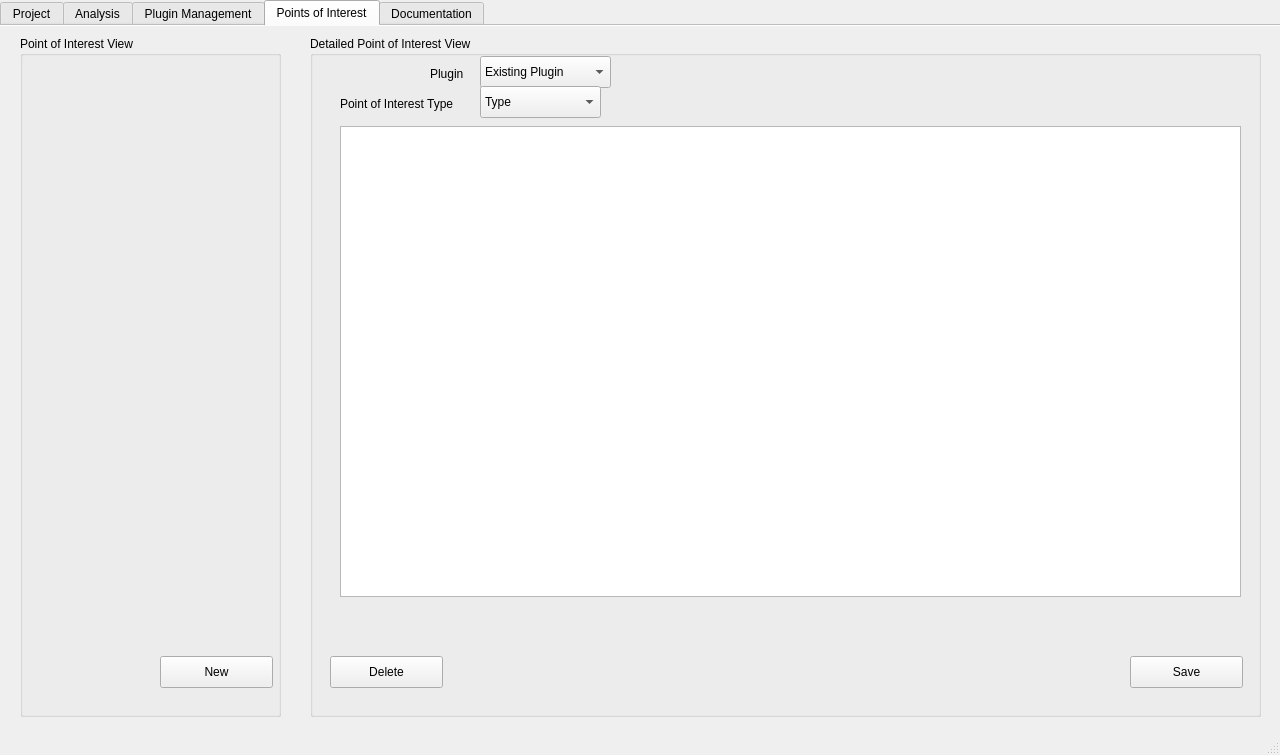
maurygrin/Software-Project-Team9, file main.ui: the form before one commit.
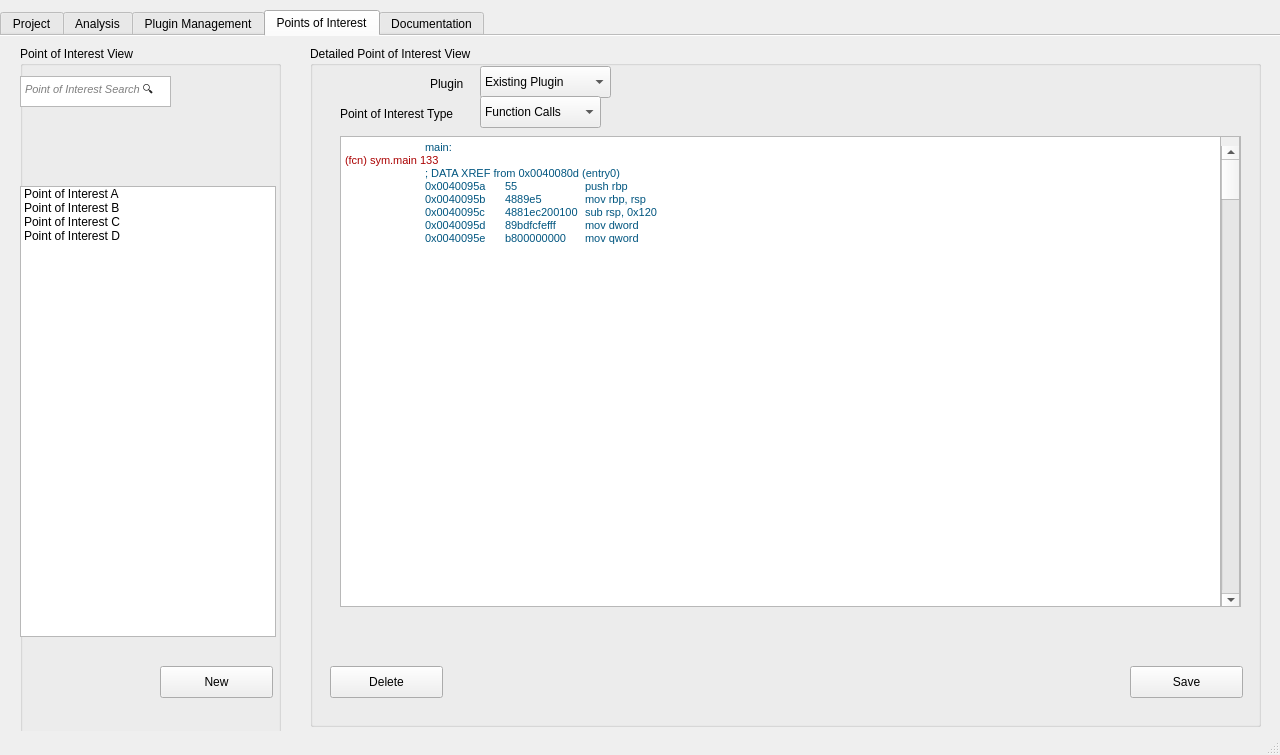
The form after the commit. The open tabs and pages were chosen to show the change.

Commit message:
Updated POI tab
- Hard coded example
- Search Bar
- Point of Interest A-D

```diff
--- a/main.ui
+++ b/main.ui
@@ -18,7 +18,7 @@
     <property name="geometry">
      <rect>
       <x>0</x>
-      <y>0</y>
+      <y>10</y>
       <width>1281</width>
       <height>721</height>
      </rect>
@@ -834,7 +834,7 @@
         <x>20</x>
         <y>10</y>
         <width>261</width>
-        <height>681</height>
+        <height>721</height>
        </rect>
       </property>
       <property name="title">
@@ -853,6 +853,53 @@
         <string>New</string>
        </property>
       </widget>
+      <widget class="QListWidget" name="listWidget">
+       <property name="geometry">
+        <rect>
+         <x>0</x>
+         <y>140</y>
+         <width>256</width>
+         <height>451</height>
+        </rect>
+       </property>
+       <item>
+        <property name="text">
+         <string>Point of Interest A</string>
+        </property>
+       </item>
+       <item>
+        <property name="text">
+         <string>Point of Interest B</string>
+        </property>
+       </item>
+       <item>
+        <property name="text">
+         <string>Point of Interest C</string>
+        </property>
+       </item>
+       <item>
+        <property name="text">
+         <string>Point of Interest D</string>
+        </property>
+       </item>
+      </widget>
+      <widget class="QTextEdit" name="poiSearch">
+       <property name="geometry">
+        <rect>
+         <x>0</x>
+         <y>30</y>
+         <width>151</width>
+         <height>31</height>
+        </rect>
+       </property>
+       <property name="html">
+        <string>&lt;!DOCTYPE HTML PUBLIC &quot;-//W3C//DTD HTML 4.0//EN&quot; &quot;http://www.w3.org/TR/REC-html40/strict.dtd&quot;&gt;
+&lt;html&gt;&lt;head&gt;&lt;meta name=&quot;qrichtext&quot; content=&quot;1&quot; /&gt;&lt;style type=&quot;text/css&quot;&gt;
+p, li { white-space: pre-wrap; }
+&lt;/style&gt;&lt;/head&gt;&lt;body style=&quot; font-family:'MS Shell Dlg 2'; font-size:8.25pt; font-weight:400; font-style:normal;&quot;&gt;
+&lt;p style=&quot; margin-top:0px; margin-bottom:0px; margin-left:0px; margin-right:0px; -qt-block-indent:0; text-indent:0px;&quot;&gt;&lt;span style=&quot; font-style:italic; color:#7e7e7e;&quot;&gt;Point of Interest Search &lt;/span&gt;&lt;span style=&quot; font-family:'Roboto,arial,sans-serif'; font-size:8pt; color:#222222; background-color:#ffffff;&quot;&gt;🔍&lt;/span&gt;&lt;span style=&quot; font-size:8pt; font-style:italic; color:#7e7e7e;&quot;&gt; &lt;/span&gt;&lt;/p&gt;&lt;/body&gt;&lt;/html&gt;</string>
+       </property>
+      </widget>
      </widget>
      <widget class="QGroupBox" name="groupBox_8">
       <property name="geometry">
@@ -901,6 +948,21 @@
          <height>471</height>
         </rect>
        </property>
+       <property name="html">
+        <string>&lt;!DOCTYPE HTML PUBLIC &quot;-//W3C//DTD HTML 4.0//EN&quot; &quot;http://www.w3.org/TR/REC-html40/strict.dtd&quot;&gt;
+&lt;html&gt;&lt;head&gt;&lt;meta name=&quot;qrichtext&quot; content=&quot;1&quot; /&gt;&lt;style type=&quot;text/css&quot;&gt;
+p, li { white-space: pre-wrap; }
+&lt;/style&gt;&lt;/head&gt;&lt;body style=&quot; font-family:'MS Shell Dlg 2'; font-size:8.25pt; font-weight:400; font-style:normal;&quot;&gt;
+&lt;p style=&quot; margin-top:0px; margin-bottom:0px; margin-left:0px; margin-right:0px; -qt-block-indent:0; text-indent:0px;&quot;&gt;	&lt;span style=&quot; color:#00557f;&quot;&gt;main:&lt;/span&gt;&lt;/p&gt;
+&lt;p style=&quot; margin-top:0px; margin-bottom:0px; margin-left:0px; margin-right:0px; -qt-block-indent:0; text-indent:0px;&quot;&gt;&lt;span style=&quot; color:#aa0000;&quot;&gt;(fcn) sym.main 133&lt;/span&gt;&lt;/p&gt;
+&lt;p style=&quot; margin-top:0px; margin-bottom:0px; margin-left:0px; margin-right:0px; -qt-block-indent:0; text-indent:0px;&quot;&gt;&lt;span style=&quot; color:#00557f;&quot;&gt;	; DATA XREF from 0x0040080d (entry0)&lt;/span&gt;&lt;/p&gt;
+&lt;p style=&quot; margin-top:0px; margin-bottom:0px; margin-left:0px; margin-right:0px; -qt-block-indent:0; text-indent:0px;&quot;&gt;&lt;span style=&quot; color:#00557f;&quot;&gt;	0x0040095a	55	push rbp&lt;/span&gt;&lt;/p&gt;
+&lt;p style=&quot; margin-top:0px; margin-bottom:0px; margin-left:0px; margin-right:0px; -qt-block-indent:0; text-indent:0px;&quot;&gt;&lt;span style=&quot; color:#00557f;&quot;&gt;	0x0040095b	4889e5	mov rbp, rsp&lt;/span&gt;&lt;/p&gt;
+&lt;p style=&quot; margin-top:0px; margin-bottom:0px; margin-left:0px; margin-right:0px; -qt-block-indent:0; text-indent:0px;&quot;&gt;&lt;span style=&quot; color:#00557f;&quot;&gt;	0x0040095c	4881ec200100	sub rsp, 0x120&lt;/span&gt;&lt;/p&gt;
+&lt;p style=&quot; margin-top:0px; margin-bottom:0px; margin-left:0px; margin-right:0px; -qt-block-indent:0; text-indent:0px;&quot;&gt;&lt;span style=&quot; color:#00557f;&quot;&gt;	0x0040095d	89bdfcfefff	mov dword&lt;/span&gt;&lt;/p&gt;
+&lt;p style=&quot; margin-top:0px; margin-bottom:0px; margin-left:0px; margin-right:0px; -qt-block-indent:0; text-indent:0px;&quot;&gt;&lt;span style=&quot; color:#00557f;&quot;&gt;	0x0040095e	b800000000	mov qword&lt;/span&gt;&lt;/p&gt;
+&lt;p style=&quot;-qt-paragraph-type:empty; margin-top:0px; margin-bottom:0px; margin-left:0px; margin-right:0px; -qt-block-indent:0; text-indent:0px; color:#00557f;&quot;&gt;&lt;br /&gt;&lt;/p&gt;&lt;/body&gt;&lt;/html&gt;</string>
+       </property>
       </widget>
       <widget class="QPushButton" name="pushButton_15">
        <property name="geometry">
@@ -952,11 +1014,6 @@
        <property name="editable">
         <bool>false</bool>
        </property>
-       <item>
-        <property name="text">
-         <string>Type</string>
-        </property>
-       </item>
        <item>
         <property name="text">
          <string>Function Calls</string>
@@ -983,6 +1040,42 @@
         </property>
        </item>
       </widget>
+      <widget class="QScrollArea" name="scrollArea_2">
+       <property name="geometry">
+        <rect>
+         <x>910</x>
+         <y>90</y>
+         <width>20</width>
+         <height>471</height>
+        </rect>
+       </property>
+       <property name="widgetResizable">
+        <bool>true</bool>
+       </property>
+       <widget class="QWidget" name="scrollAreaWidgetContents_2">
+        <property name="geometry">
+         <rect>
+          <x>0</x>
+          <y>0</y>
+          <width>18</width>
+          <height>469</height>
+         </rect>
+        </property>
+        <widget class="QScrollBar" name="verticalScrollBar">
+         <property name="geometry">
+          <rect>
+           <x>0</x>
+           <y>9</y>
+           <width>20</width>
+           <height>461</height>
+          </rect>
+         </property>
+         <property name="orientation">
+          <enum>Qt::Vertical</enum>
+         </property>
+        </widget>
+       </widget>
+      </widget>
      </widget>
      <widget class="QPushButton" name="pushButton_14">
       <property name="geometry">
```
Left out of the diff: 29 changed lines with no effect on the pictures.
